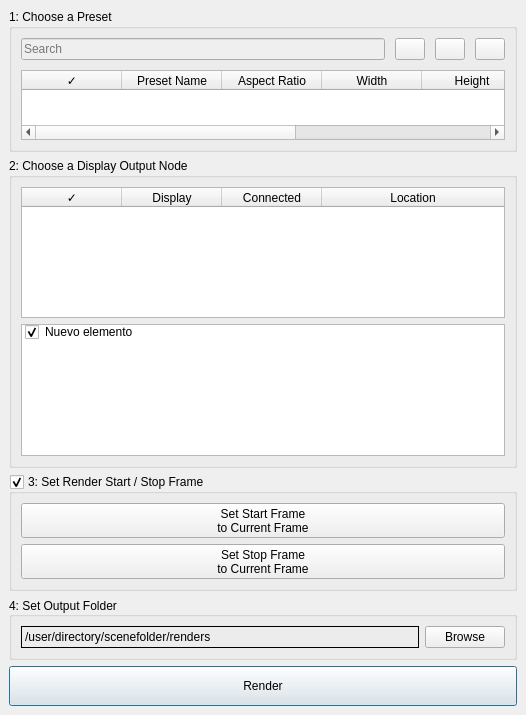
First picture: the form in code/EZRender.ui, repository VisualDroids/EZ-Render-for-Toonboom-Harmony, before the edit.
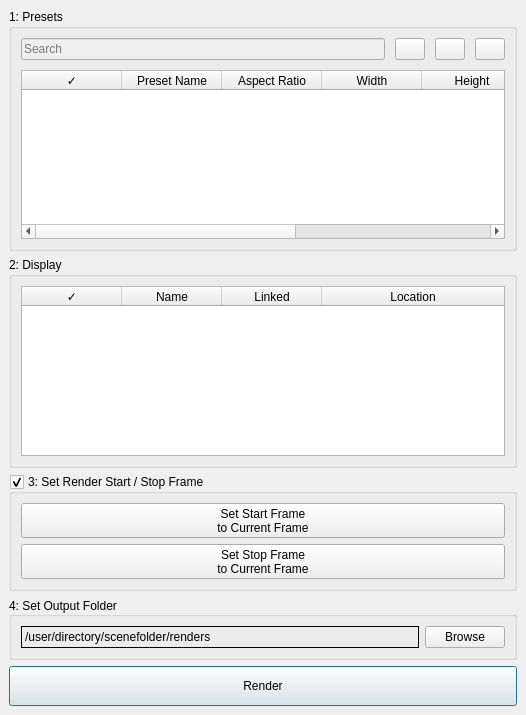
Second picture: the form after the edit. Icons and pictures are not drawn.

```diff
--- a/code/EZRender.ui
+++ b/code/EZRender.ui
@@ -21,7 +21,7 @@
     <item>
      <widget class="QGroupBox" name="presetBox">
       <property name="title">
-       <string>1: Choose a Preset</string>
+       <string>1: Presets</string>
       </property>
       <layout class="QGridLayout" name="gridLayout_4">
        <property name="sizeConstraint">
@@ -183,7 +183,7 @@
       <item>
        <widget class="QGroupBox" name="displayBox">
         <property name="title">
-         <string>2: Choose a Display Output Node</string>
+         <string>2: Display</string>
         </property>
         <layout class="QVBoxLayout" name="verticalLayout_2">
          <item>
@@ -210,12 +210,12 @@
            </column>
            <column>
             <property name="text">
-             <string>Display</string>
+             <string>Name</string>
             </property>
            </column>
            <column>
             <property name="text">
-             <string>Connected</string>
+             <string>Linked</string>
             </property>
            </column>
            <column>
@@ -225,30 +225,6 @@
            </column>
           </widget>
          </item>
-         <item>
-          <widget class="QListWidget" name="displaySelector">
-           <property name="selectionMode">
-            <enum>QAbstractItemView::SingleSelection</enum>
-           </property>
-           <property name="resizeMode">
-            <enum>QListView::Adjust</enum>
-           </property>
-           <property name="spacing">
-            <number>2</number>
-           </property>
-           <property name="viewMode">
-            <enum>QListView::ListMode</enum>
-           </property>
-           <item>
-            <property name="text">
-             <string>Nuevo elemento</string>
-            </property>
-            <property name="checkState">
-             <enum>Checked</enum>
-            </property>
-           </item>
-          </widget>
-         </item>
         </layout>
        </widget>
       </item>
```
